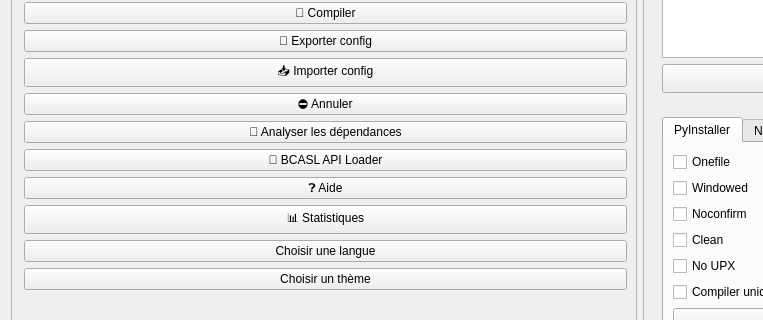
First picture: the form in ui/ui_design_backup.ui, repository raidos23/PyCompiler_ARK, before the edit; both pictures show x 0 to 763 and y 168 to 488 of the 1280 by 720 pixel window.
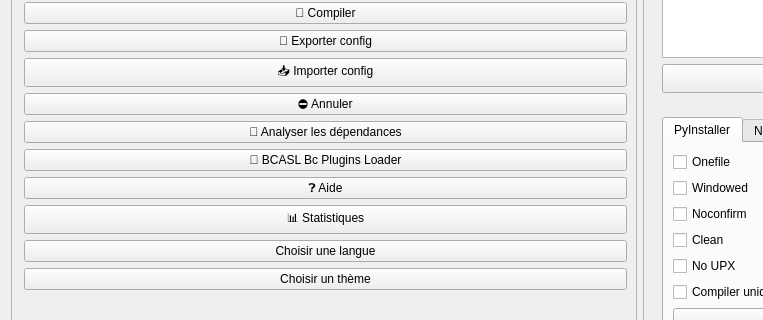
Second picture: the form after the edit.

The edit to the form file:
```diff
--- a/ui/ui_design_backup.ui
+++ b/ui/ui_design_backup.ui
@@ -103,7 +103,7 @@
        <item>
         <widget class="QPushButton" name="btn_bc_loader">
          <property name="text">
-          <string>🔌 BCASL API Loader</string>
+          <string>🔌 BCASL Bc Plugins Loader</string>
          </property>
         </widget>
        </item>
```
